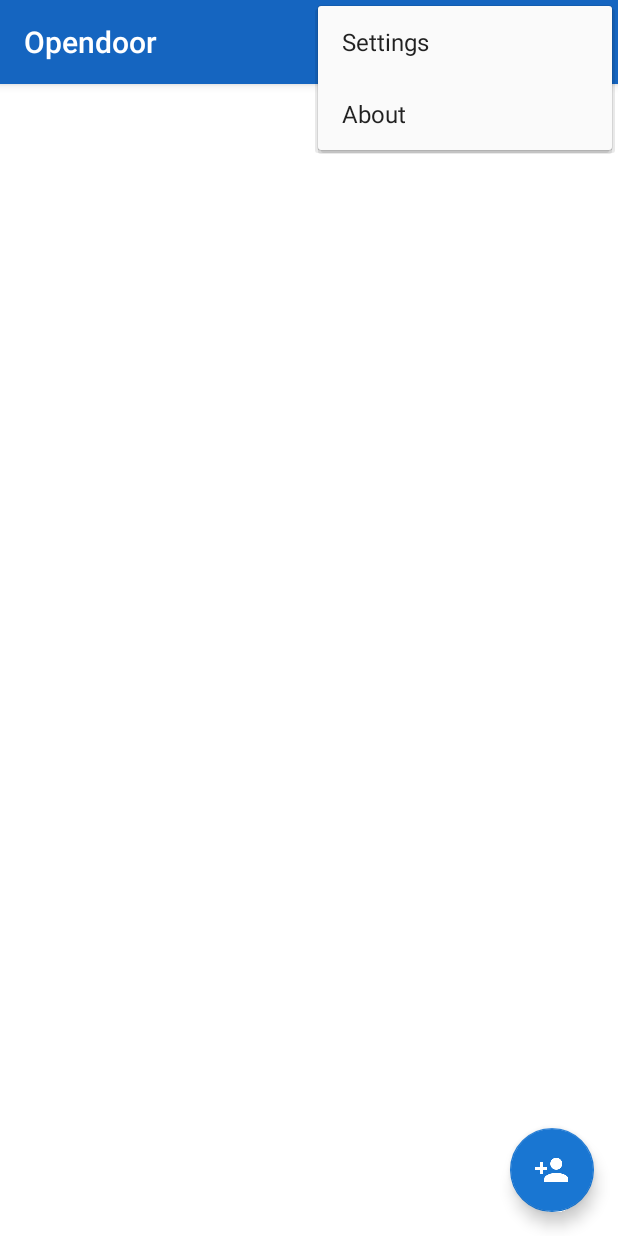
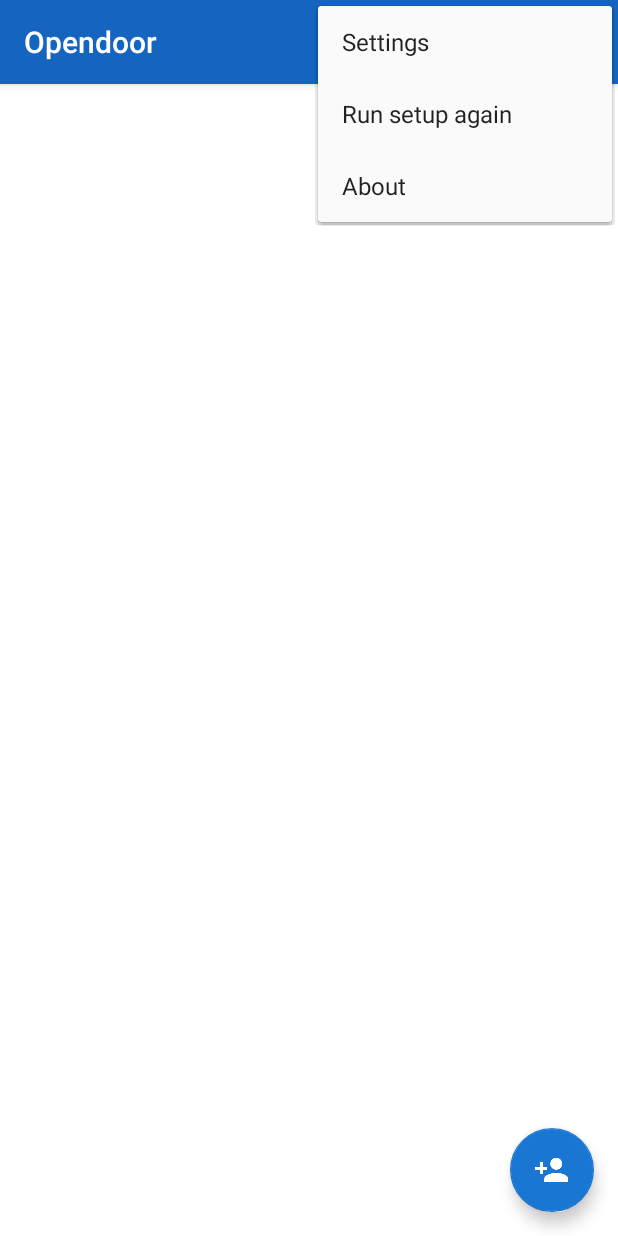
Before and after one commit to ArcticLabs/Opendoor, an Android app: the screen it shows after launch (MainActivity), with the options menu open, on a phone screen of 412 x 824 dp. Run offline under Robolectric (Android 15) with nearby library versions, the phone set to English and light mode, and no system bars; libraries missing offline, so code that uses them is left out: com.github.paolorotolo.appintro, com.karumi.dexter; 2 statements that could not run were skipped.

Commit message:
Fixed re-run of initial setup and buggfixes of initial setup

```diff
--- a/app/src/main/java/me/willeponken/opendoor/MainActivity.java
+++ b/app/src/main/java/me/willeponken/opendoor/MainActivity.java
@@ -105,6 +105,9 @@
         } else if (id == R.id.action_about) {
             Intent intent = new Intent(getApplicationContext(), AboutActivity.class);
             startActivity(intent);
+        } else if (id == R.id.action_runWizzard) {
+            Intent intent = new Intent(getApplicationContext(), IntroActivity.class);
+            startActivity(intent);
         }
         return super.onOptionsItemSelected(item);
     }
--- a/app/src/main/res/layout/fragment_initial1.xml
+++ b/app/src/main/res/layout/fragment_initial1.xml
@@ -48,7 +48,8 @@
         android:inputType="phone"
         android:textColor="@android:color/white"
         android:textColorLink="@android:color/white"
-        android:visibility="invisible" />
+        android:visibility="invisible"
+        android:imeOptions="actionDone"/>
 
     <TextView
         android:id="@+id/textView4"
--- a/app/src/main/res/menu/menu_main.xml
+++ b/app/src/main/res/menu/menu_main.xml
@@ -21,7 +21,10 @@
         android:title="@string/settings_activity_title"
         android:orderInCategory="101"
         app:showAsAction="never" />
+    <item android:id="@+id/action_runWizzard"
+        android:title="@string/runWizzard"
+        android:orderInCategory="102" />
     <item android:id="@+id/action_about"
         android:title="@string/about_activity_title"
-        android:orderInCategory="102" />
+        android:orderInCategory="103" />
 </menu>
--- a/app/src/main/res/values/strings.xml
+++ b/app/src/main/res/values/strings.xml
@@ -64,4 +64,6 @@
     <string name="intro_activity_default_number_description">Choose you address or enter phone number</string>
     <string name="intro_activity_custom_number">Custom number</string>
 
+    <string name="runWizzard">Run setup again</string>
+
 </resources>
```
Also changed, not shown: 1 other file.
